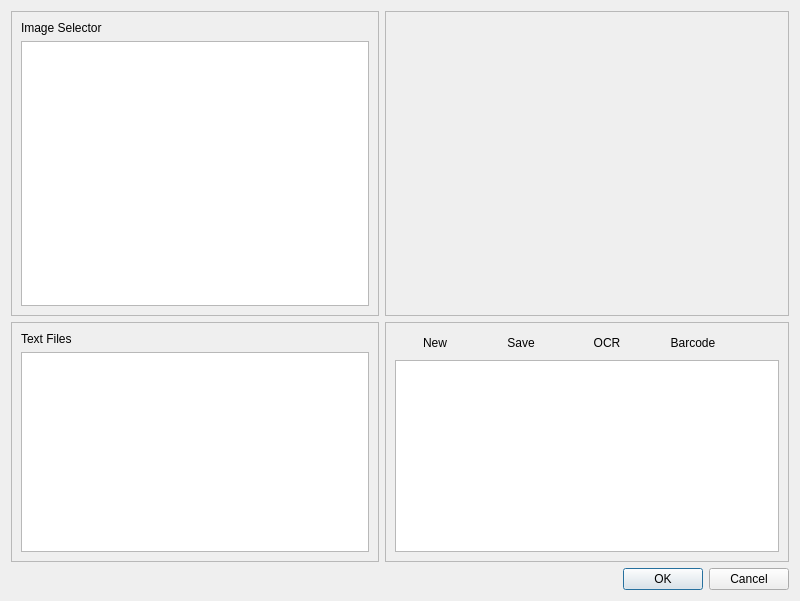
The window that ui/textEditWithPhotoDialog.ui (yufujimoto/SurveyDataCollector) describes before a commit, drawn with Qt 5.
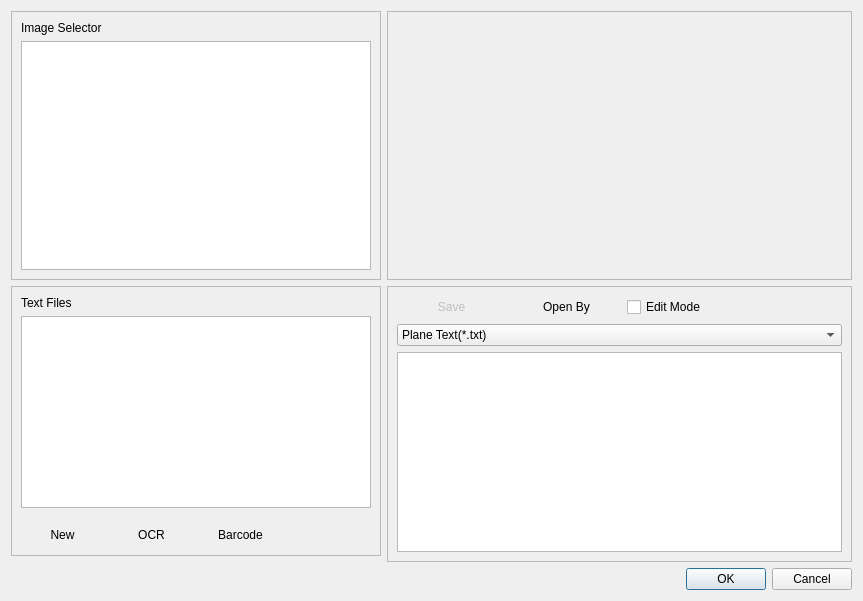
The same window after the commit.

Diff of the .ui file:
```diff
--- a/ui/textEditWithPhotoDialog.ui
+++ b/ui/textEditWithPhotoDialog.ui
@@ -6,7 +6,7 @@
    <rect>
     <x>0</x>
     <y>0</y>
-    <width>800</width>
+    <width>863</width>
     <height>601</height>
    </rect>
   </property>
@@ -39,24 +39,11 @@
           <property name="topMargin">
            <number>0</number>
           </property>
-          <item>
-           <widget class="QPushButton" name="btn_new_txt">
-            <property name="maximumSize">
-             <size>
-              <width>120</width>
-              <height>16777215</height>
-             </size>
-            </property>
-            <property name="text">
-             <string>New</string>
-            </property>
-            <property name="flat">
-             <bool>true</bool>
-            </property>
-           </widget>
-          </item>
           <item>
            <widget class="QPushButton" name="btn_sav">
+            <property name="enabled">
+             <bool>false</bool>
+            </property>
             <property name="maximumSize">
              <size>
               <width>120</width>
@@ -72,7 +59,7 @@
            </widget>
           </item>
           <item>
-           <widget class="QPushButton" name="btn_ocr">
+           <widget class="QPushButton" name="btn_opn_app">
             <property name="maximumSize">
              <size>
               <width>120</width>
@@ -80,7 +67,7 @@
              </size>
             </property>
             <property name="text">
-             <string>OCR</string>
+             <string>Open By</string>
             </property>
             <property name="flat">
              <bool>true</bool>
@@ -88,18 +75,15 @@
            </widget>
           </item>
           <item>
-           <widget class="QPushButton" name="btn_bar">
+           <widget class="QCheckBox" name="chk_edit">
             <property name="maximumSize">
              <size>
-              <width>120</width>
+              <width>100</width>
               <height>16777215</height>
              </size>
             </property>
             <property name="text">
-             <string>Barcode</string>
-            </property>
-            <property name="flat">
-             <bool>true</bool>
+             <string>Edit Mode</string>
             </property>
            </widget>
           </item>
@@ -116,57 +100,45 @@
          </layout>
         </item>
         <item>
-         <widget class="QTextEdit" name="textEdit"/>
+         <widget class="QComboBox" name="cbx_type">
+          <property name="minimumSize">
+           <size>
+            <width>0</width>
+            <height>0</height>
+           </size>
+          </property>
+          <item>
+           <property name="text">
+            <string>Plane Text(*.txt)</string>
+           </property>
+          </item>
+          <item>
+           <property name="text">
+            <string>Comma Separated Values(*.csv)</string>
+           </property>
+          </item>
+          <item>
+           <property name="text">
+            <string>Markdown(*.md)</string>
+           </property>
+          </item>
+         </widget>
+        </item>
+        <item>
+         <widget class="QTextEdit" name="textEdit">
+          <property name="enabled">
+           <bool>true</bool>
+          </property>
+          <property name="readOnly">
+           <bool>true</bool>
+          </property>
+         </widget>
         </item>
        </layout>
       </item>
      </layout>
     </widget>
    </item>
-   <item row="1" column="0" rowspan="2">
-    <widget class="QFrame" name="frm_txt_sel">
-     <property name="enabled">
-      <bool>true</bool>
-     </property>
-     <property name="maximumSize">
-      <size>
-       <width>370</width>
-       <height>16777215</height>
-      </size>
-     </property>
-     <property name="frameShape">
-      <enum>QFrame::StyledPanel</enum>
-     </property>
-     <property name="frameShadow">
-      <enum>QFrame::Raised</enum>
-     </property>
-     <layout class="QVBoxLayout" name="verticalLayout_8">
-      <item>
-       <widget class="QLabel" name="lbl_fl_txt">
-        <property name="text">
-         <string>Text Files</string>
-        </property>
-       </widget>
-      </item>
-      <item>
-       <widget class="QListWidget" name="lst_txt_fls">
-        <property name="minimumSize">
-         <size>
-          <width>0</width>
-          <height>0</height>
-         </size>
-        </property>
-        <property name="maximumSize">
-         <size>
-          <width>16777215</width>
-          <height>16777215</height>
-         </size>
-        </property>
-       </widget>
-      </item>
-     </layout>
-    </widget>
-   </item>
    <item row="0" column="0">
     <widget class="QFrame" name="frm_img_sel">
      <property name="minimumSize">
@@ -259,6 +231,115 @@
      </item>
     </layout>
    </item>
+   <item row="1" column="0">
+    <widget class="QFrame" name="frm_txt_sel">
+     <property name="enabled">
+      <bool>true</bool>
+     </property>
+     <property name="maximumSize">
+      <size>
+       <width>370</width>
+       <height>16777215</height>
+      </size>
+     </property>
+     <property name="frameShape">
+      <enum>QFrame::StyledPanel</enum>
+     </property>
+     <property name="frameShadow">
+      <enum>QFrame::Raised</enum>
+     </property>
+     <layout class="QVBoxLayout" name="verticalLayout_8">
+      <item>
+       <widget class="QLabel" name="lbl_fl_txt">
+        <property name="text">
+         <string>Text Files</string>
+        </property>
+       </widget>
+      </item>
+      <item>
+       <widget class="QListWidget" name="lst_txt_fls">
+        <property name="minimumSize">
+         <size>
+          <width>0</width>
+          <height>0</height>
+         </size>
+        </property>
+        <property name="maximumSize">
+         <size>
+          <width>16777215</width>
+          <height>16777215</height>
+         </size>
+        </property>
+       </widget>
+      </item>
+      <item>
+       <layout class="QHBoxLayout" name="horizontalLayout">
+        <property name="topMargin">
+         <number>10</number>
+        </property>
+        <item>
+         <widget class="QPushButton" name="btn_new_txt">
+          <property name="maximumSize">
+           <size>
+            <width>120</width>
+            <height>16777215</height>
+           </size>
+          </property>
+          <property name="text">
+           <string>New</string>
+          </property>
+          <property name="flat">
+           <bool>true</bool>
+          </property>
+         </widget>
+        </item>
+        <item>
+         <widget class="QPushButton" name="btn_ocr">
+          <property name="maximumSize">
+           <size>
+            <width>120</width>
+            <height>16777215</height>
+           </size>
+          </property>
+          <property name="text">
+           <string>OCR</string>
+          </property>
+          <property name="flat">
+           <bool>true</bool>
+          </property>
+         </widget>
+        </item>
+        <item>
+         <widget class="QPushButton" name="btn_bar">
+          <property name="maximumSize">
+           <size>
+            <width>120</width>
+            <height>16777215</height>
+           </size>
+          </property>
+          <property name="text">
+           <string>Barcode</string>
+          </property>
+          <property name="flat">
+           <bool>true</bool>
+          </property>
+         </widget>
+        </item>
+        <item>
+         <widget class="QPushButton" name="dummy_0001">
+          <property name="text">
+           <string/>
+          </property>
+          <property name="flat">
+           <bool>true</bool>
+          </property>
+         </widget>
+        </item>
+       </layout>
+      </item>
+     </layout>
+    </widget>
+   </item>
   </layout>
  </widget>
  <resources/>
```
